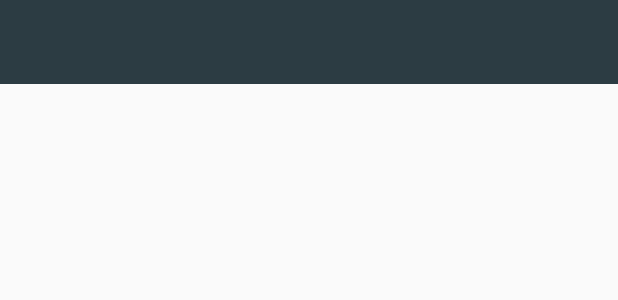
After one commit to isfaaghyth/Sparing, an Android app: the layout toolbar.xml on its own in the app's theme, with its tools: preview values and no code run, on a phone screen of 412 x 824 dp. The commit adds this screen. Shown: the top 300 px of the screen. Run offline under Robolectric (Android 15) with nearby library versions, the phone set to English and light mode, and no system bars.

Commit message:
change color style and login layout

```diff
--- a/app/src/main/AndroidManifest.xml
+++ b/app/src/main/AndroidManifest.xml
@@ -9,7 +9,7 @@
         android:label="@string/app_name"
         android:roundIcon="@mipmap/ic_launcher_round"
         android:supportsRtl="true"
-        android:theme="@style/AppTheme">
+        android:theme="@style/AppTheme.NoActionBar">
         <activity android:name=".ui.LoginActivity">
             <intent-filter>
                 <action android:name="android.intent.action.MAIN"/>
--- /dev/null
+++ b/app/src/main/res/layout/toolbar.xml
@@ -0,0 +1,27 @@
+<?xml version="1.0" encoding="utf-8"?>
+<android.support.v7.widget.Toolbar
+    xmlns:android="http://schemas.android.com/apk/res/android"
+    android:layout_width="match_parent"
+    android:layout_height="?attr/actionBarSize"
+    android:id="@+id/toolbar"
+    xmlns:app="http://schemas.android.com/apk/res-auto"
+    android:background="@color/colorPrimary"
+    app:contentInsetRight="0dp"
+    app:contentInsetEnd="0dp">
+
+    <RelativeLayout
+        android:layout_width="match_parent"
+        android:layout_height="match_parent">
+
+        <TextView
+            android:id="@+id/txt_title_toolbar"
+            android:layout_width="wrap_content"
+            android:layout_height="wrap_content"
+            android:textSize="20sp"
+            fontPath="fonts/OpenSans-SemiBold.ttf"
+            android:textColor="@android:color/white"
+            android:layout_centerVertical="true"/>
+
+    </RelativeLayout>
+
+</android.support.v7.widget.Toolbar>
--- a/app/src/main/res/values/colors.xml
+++ b/app/src/main/res/values/colors.xml
@@ -1,6 +1,8 @@
 <?xml version="1.0" encoding="utf-8"?>
 <resources>
-    <color name="colorPrimary">#546e7a</color>
-    <color name="colorPrimaryDark">#29434e</color>
-    <color name="colorAccent">#819ca9</color>
+    <color name="colorPrimary">#2C3C43</color>
+    <color name="colorPrimaryDark">#232d33</color>
+    <color name="colorAccent">#92C230</color>
+
+    <color name="colorPrimaryTrans50">#902C3C43</color>
 </resources>
--- /dev/null
+++ b/app/src/main/res/values/dimens.xml
@@ -0,0 +1,5 @@
+<?xml version="1.0" encoding="utf-8"?>
+<resources>
+    <dimen name="default_padding">16dp</dimen>
+    <dimen name="edittext_normal">12dp</dimen>
+</resources>
--- a/app/src/main/res/values/styles.xml
+++ b/app/src/main/res/values/styles.xml
@@ -8,4 +8,11 @@
         <item name="colorAccent">@color/colorAccent</item>
     </style>
 
+    <style name="AppTheme.NoActionBar" parent="Theme.AppCompat.Light.NoActionBar">
+        <!-- Customize your theme here. -->
+        <item name="colorPrimary">@color/colorPrimary</item>
+        <item name="colorPrimaryDark">@color/colorPrimaryDark</item>
+        <item name="colorAccent">@color/colorAccent</item>
+    </style>
+
 </resources>
```
Also changed, not shown: app/src/main/res/layout/activity_login.xml (+69 -3 lines), app/src/main/res/drawable/bg_login.jpg (added).
